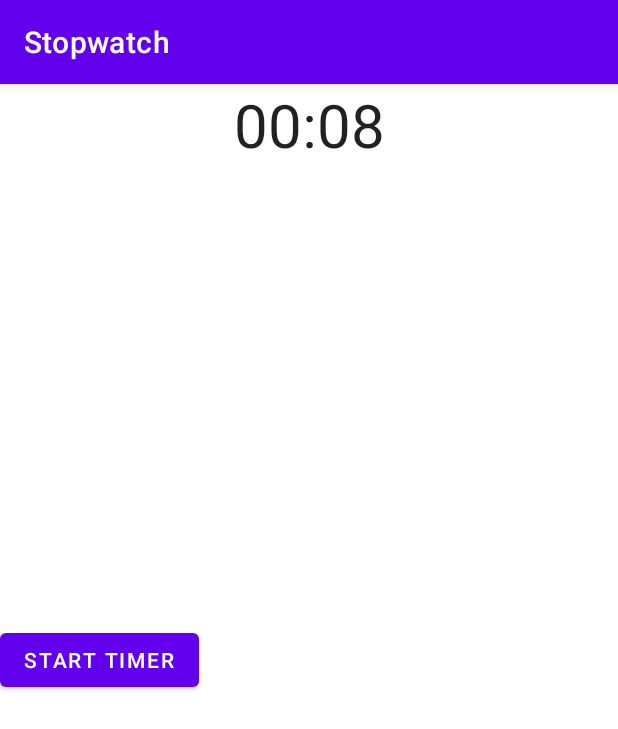
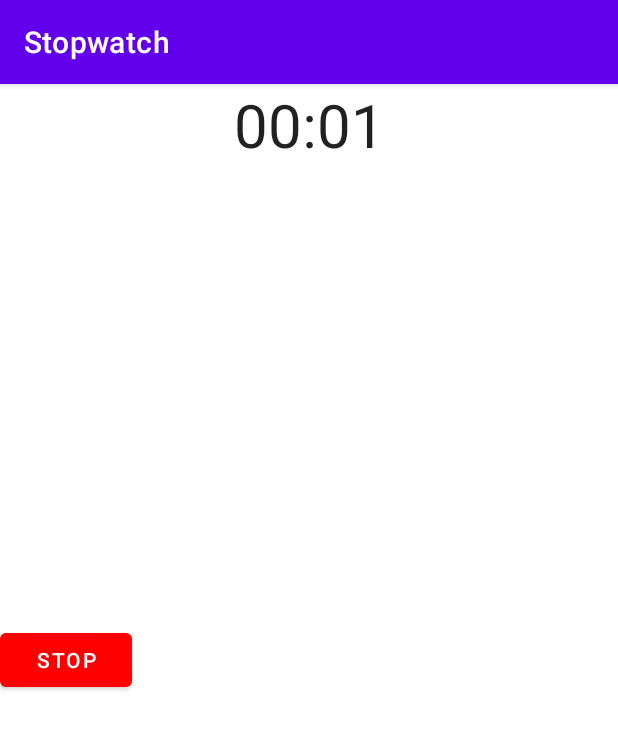
Before and after one commit to Br-Fernandes/Stopwatch, an Android app: the screen it shows after launch (MainActivity), after a tap on "START", on a phone screen of 412 x 824 dp. Shown: the top 729 px of the screen. Run offline under Robolectric (Android 15) with nearby library versions, the phone set to English and light mode, and no system bars.

Commit message:
adding the chronometer buttons

```diff
--- a/app/src/main/java/com/example/stopwatch/MainActivity.kt
+++ b/app/src/main/java/com/example/stopwatch/MainActivity.kt
@@ -1,5 +1,6 @@
 package com.example.stopwatch
 
+import android.graphics.Color
 import androidx.appcompat.app.AppCompatActivity
 import android.os.Bundle
 import android.os.SystemClock
@@ -16,53 +17,45 @@ class MainActivity : AppCompatActivity() {
         super.onCreate(savedInstanceState)
         setContentView(R.layout.activity_main)
 
+        startButton()
 
         val chronometer = findViewById<Chronometer>(R.id.chronometer)
-        val startBtn = findViewById<Button>(R.id.btn_start)
-        startBtn?.setOnClickListener(object : View.OnClickListener {
+        val btnStart = findViewById<Button>(R.id.btn_start)
+        val btnRestore = findViewById<Button>(R.id.btn_restore)
+        val btnResume = findViewById<Button>(R.id.btn_resume)
+        btnStart.setOnClickListener {
+            if (btnStart.text == "Start") startChronometer(chronometer, btnStart)
+            else stopChronometer(chronometer, btnStart)
+        }
 
-            var isWorking = false
+        btnRestore.setOnClickListener{
+            chronometer.base = SystemClock.elapsedRealtime()
+            chronometer.stop()
+        }
 
-            override fun onClick(v: View) {
-                if (!isWorking) {
-                    chronometer.start()
-                    isWorking = true
-                } else {
-                    chronometer.stop()
-                    isWorking = false
-                }
-
-                startBtn.setText(if (isWorking) R.string.start else R.string.stop)
-
-                Toast.makeText(this@MainActivity, getString(
-                    if (isWorking)
-                        R.string.working
-                    else
-                        R.string.stopped),
-                    Toast.LENGTH_SHORT).show()
-            }
-        })
-
+        btnResume.setOnClickListener{
+            chronometer.start()
+        }
 
     }
 
-    /*fun startStopwatch() {
-        var stopwatch = findViewById<TextView>(R.id.tv_numbers).text
-        var stopwatchNumbers = stopwatch.split(":")
+    fun startChronometer(chronometer: Chronometer, btnStart: Button) {
+        chronometer.base = SystemClock.elapsedRealtime()
+        chronometer.start()
+        btnStart.setText(R.string.btn_stop)
+        btnStart.setBackgroundColor(Color.RED)
+    }
 
-        var hourStopwatch = stopwatchNumbers.get(0)
-        var minStopwatch = stopwatchNumbers.get(1)
-        var secStopwatch = stopwatchNumbers.get(2)
+    fun stopChronometer(chronometer: Chronometer, btnStart: Button) {
+        chronometer.stop()
+        btnStart.visibility = View.GONE
+        findViewById<Button>(R.id.btn_restore).visibility = View.VISIBLE
+        findViewById<Button>(R.id.btn_resume).visibility = View.VISIBLE
+    }
 
-        var timer = Timer()
-
-        val task = object : TimerTask() {
-            override fun run() {
-
-            }
-        }
-
-        timer.scheduleAtFixedRate(task, 0, 1000)
-    }*/
+    fun startButton() {
+        findViewById<Button>(R.id.btn_restore).visibility = View.GONE
+        findViewById<Button>(R.id.btn_resume).visibility = View.GONE
+    }
 
 }
--- a/app/src/main/res/layout/activity_main.xml
+++ b/app/src/main/res/layout/activity_main.xml
@@ -17,19 +17,6 @@
         tools:layout_editor_absoluteY="87dp"
         android:textSize="40sp"
         tools:ignore="MissingConstraints" />
-
-
-    <!--<TextView
-        android:id="@+id/tv_numbers"
-        android:layout_width="match_parent"
-        android:layout_height="wrap_content"
-        android:text="@string/stopwatch_numbers"
-        tools:layout_editor_absoluteX="171dp"
-        tools:layout_editor_absoluteY="87dp"
-        android:textSize="45sp"
-        android:textColor="@color/black"
-        android:gravity="center"
-        tools:ignore="MissingConstraints" />-->
 
 
     <LinearLayout
@@ -53,4 +40,28 @@
 
     </Button>
 
+    <Button
+        android:id="@+id/btn_restore"
+        android:layout_width="wrap_content"
+        android:layout_height="wrap_content"
+        android:text="@string/btn_restore"
+        app:layout_constraintBottom_toBottomOf="parent"
+        app:layout_constraintEnd_toStartOf="@+id/btn_start"
+        app:layout_constraintStart_toStartOf="parent"
+        app:layout_constraintTop_toTopOf="parent">
+
+    </Button>
+
+    <Button
+        android:id="@+id/btn_resume"
+        android:layout_width="wrap_content"
+        android:layout_height="wrap_content"
+        app:layout_constraintBottom_toBottomOf="parent"
+        android:text="@string/btn_resume"
+        app:layout_constraintEnd_toEndOf="parent"
+        app:layout_constraintStart_toEndOf="@+id/btn_start"
+        app:layout_constraintTop_toTopOf="parent">
+
+    </Button>
+
 </androidx.constraintlayout.widget.ConstraintLayout>
--- a/app/src/main/res/values/strings.xml
+++ b/app/src/main/res/values/strings.xml
@@ -2,8 +2,7 @@
     <string name="app_name">Stopwatch</string>
     <string name="stopwatch_numbers">00:00:00</string>
     <string name="btn_start">Start</string>
-    <string name="start">Start Timer</string>
-    <string name="stop">Stop Timer</string>
-    <string name="working">Started</string>
-    <string name="stopped">Stopped</string>
+    <string name="btn_stop">Stop</string>
+    <string name="btn_restore">Restore</string>
+    <string name="btn_resume">Resume</string>
 </resources>
```
